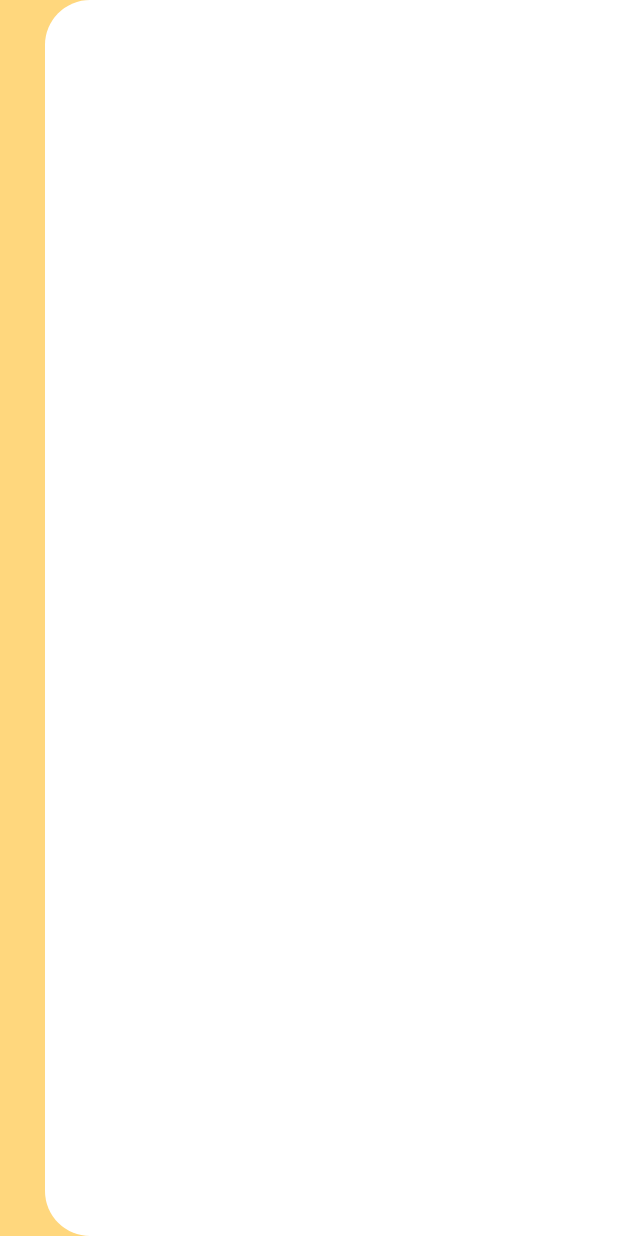
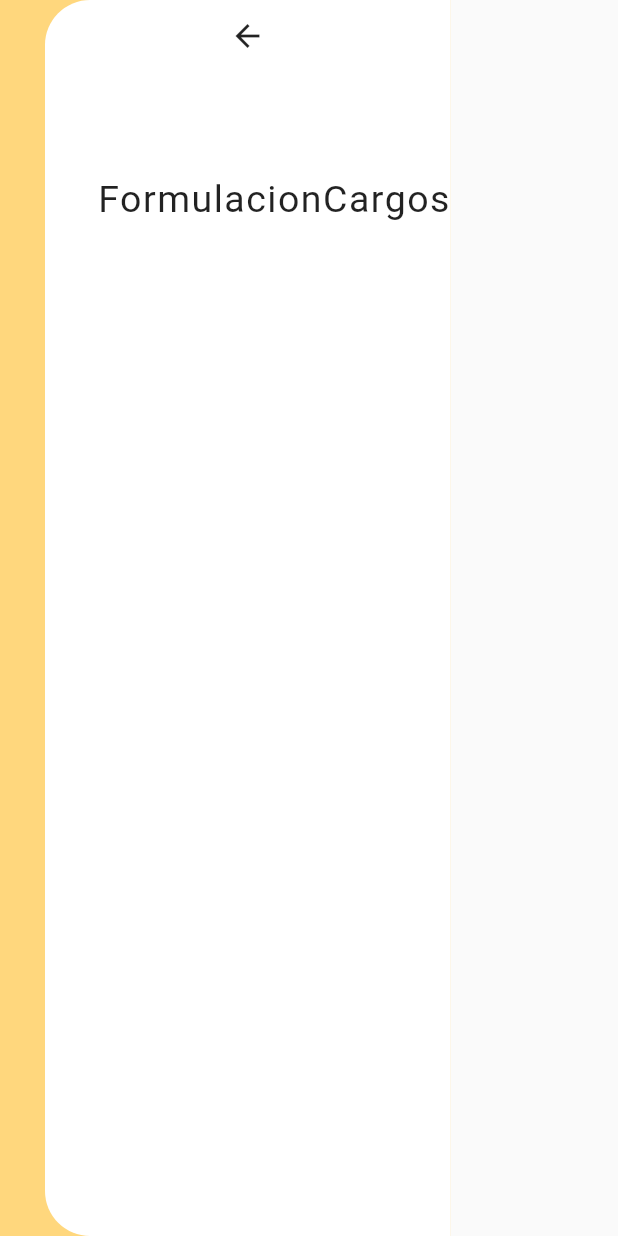
Before and after one commit to davidLM20/temmis_app_2, a Flutter app: the screen it shows after launch, after a tap on "Caso 1", on a phone screen of 412 x 824 dp. Run offline on Flutter 3.47's test engine with Material 2 defaults, Android fonts, the phone set to English and light mode, and no system bars; Roboto replaces fonts that are missing (Comfortaa).

Commit message:
boton regreso

```diff
--- a/temmis_app_2/lib/user/ui/screens/case_selection.dart
+++ b/temmis_app_2/lib/user/ui/screens/case_selection.dart
@@ -86,8 +86,9 @@ class _SelectCaseState extends State<SelectCase> {
                     Navigator.push(context, MaterialPageRoute(builder: (context)=>SelectRol()));
                   },
                 )
-              )
-            ]),
+              ),
+            ]
+            ),
           ),
         ));
   }
--- a/temmis_app_2/lib/user/ui/screens/role_screen.dart
+++ b/temmis_app_2/lib/user/ui/screens/role_screen.dart
@@ -5,7 +5,33 @@ class SelectRol extends StatelessWidget {
   @override
   Widget build(BuildContext context) {
     // TODO: implement build
-    return Container(
+
+    final txt_chargues = Container(
+      margin: EdgeInsets.only(top: 70.0, bottom: 20.0, left: 35.0),
+      child: RichText(
+        text: TextSpan(
+            style: TextStyle(
+              color: Color(0xDD000000),
+              fontSize: 25.0,
+              fontFamily: "Calibre-Semibold",
+              letterSpacing: 1,
+            ),
+            children: <TextSpan>[
+              TextSpan(text: "Formulacion", style: TextStyle(wordSpacing: 300)),
+              TextSpan(
+                  text: "Cargos",
+                  style: TextStyle(
+                    color: Color(0xDD000000),
+                    fontFamily: "Comfortaa",
+                    fontStyle: FontStyle.normal,
+                    letterSpacing: 1,
+                  ))
+            ]),
+      ),
+    );
+
+    return Scaffold(
+        body: Container(
             color: IndevColors.gold,
             child: Container(
                 decoration: BoxDecoration(
@@ -14,6 +40,13 @@ class SelectRol extends StatelessWidget {
                         topLeft: Radius.circular(30.0),
                         bottomLeft: Radius.circular(30.0))),
                 margin: EdgeInsets.only(left: 30.0),
-        ));
+                child: Column(
+                  children: <Widget>[
+                    BackButton(),
+                    txt_chargues, ],
+                )
+              )
+            )
+          );
   }
 }
--- /dev/null
+++ b/temmis_app_2/lib/user/ui/widgets/back_button.dart
@@ -0,0 +1,16 @@
+import 'package:flutter/material.dart';
+
+class BackButton extends StatelessWidget {
+  @override
+  Widget build(BuildContext context) {
+    // TODO: implement build
+    return InkWell(
+      child: GestureDetector(
+        onTap: () {
+          Image.asset("assets/img/espalda.svg");
+          Navigator.pop(context);
+        },
+      ),
+    );
+  }
+}
--- a/temmis_app_2/pubspec.yaml
+++ b/temmis_app_2/pubspec.yaml
@@ -72,3 +72,4 @@ flutter:
   # see https://flutter.dev/custom-fonts/#from-packages
 assets:
     - assets/img/ley.svg
+    - assets/img/espalda.svg
```
Also changed, not shown: temmis_app_2/assets/img/espalda.svg (added). Lines whose indentation alone changed are shown as unchanged.
